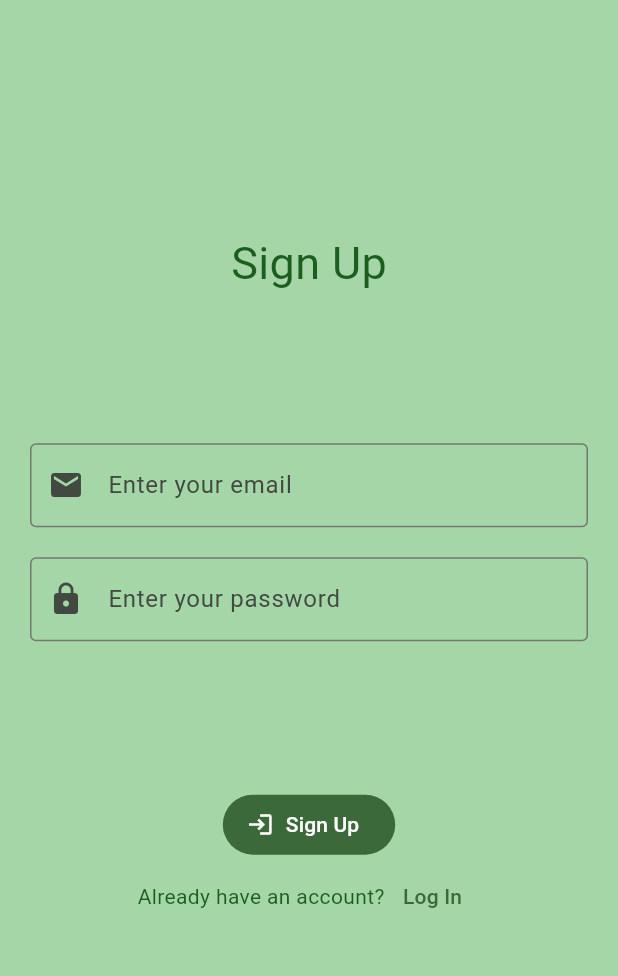
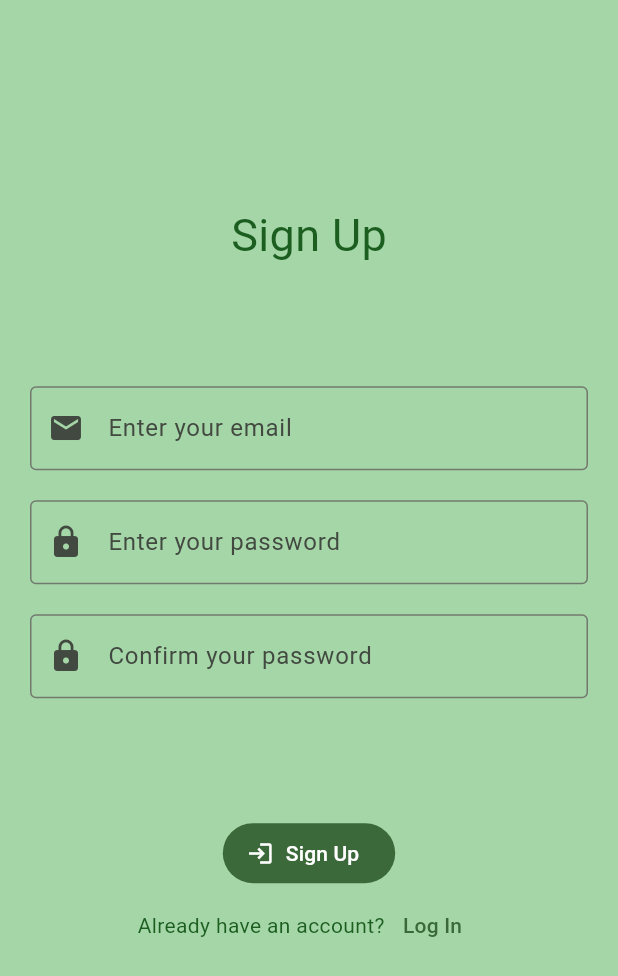
Before and after one commit to SnakyDH/personal_finance, a Flutter app: the screen it shows after launch, after a tap on "Sign Up", on a phone screen of 412 x 824 dp. Shown: the top 976 px of the screen. Run offline on Flutter 3.47's test engine with Material 3 defaults, Android fonts, the phone set to English and light mode, and no system bars; our stand-ins replace firebase_core, go_router; accounts and stored records are empty; generated files the repository leaves out were written again.

Commit message:
feat: add confirm password field into signup screen | adding Firebase into the project

```diff
--- a/lib/main.dart
+++ b/lib/main.dart
@@ -1,8 +1,15 @@
+import 'package:firebase_core/firebase_core.dart';
 import 'package:flutter/material.dart';
+import 'package:personal_finance/config/firebase_options.dart';
 import 'package:personal_finance/config/router_config.dart';
 import 'package:personal_finance/config/theme_config.dart';
 
-void main() {
+Future<void> main() async {
+  WidgetsFlutterBinding.ensureInitialized();
+  await Firebase.initializeApp(
+    options: DefaultFirebaseOptions.currentPlatform,
+  );
+
   runApp(const MyApp());
 }
 
--- a/lib/ui/screens/signup_screen.dart
+++ b/lib/ui/screens/signup_screen.dart
@@ -41,6 +41,18 @@ class SignUpScreen extends StatelessWidget {
                       border: OutlineInputBorder(),
                       labelText: 'Enter your password',
                     )),
+                SizedBox(
+                  height: 20,
+                ),
+                TextField(
+                    keyboardType: TextInputType.visiblePassword,
+                    obscureText: true,
+                    autocorrect: false,
+                    decoration: InputDecoration(
+                      prefixIcon: Icon(Icons.lock),
+                      border: OutlineInputBorder(),
+                      labelText: 'Confirm your password',
+                    )),
               ],
             ),
           ),
--- a/pubspec.yaml
+++ b/pubspec.yaml
@@ -29,6 +29,7 @@ environment:
 # versions available, run `flutter pub outdated`.
 dependencies:
   cupertino_icons: ^1.0.2
+  firebase_core: ^2.24.2
   flutter:
     sdk: flutter
   font_awesome_flutter: ^10.6.0
```
Also changed, not shown: pubspec.lock.
